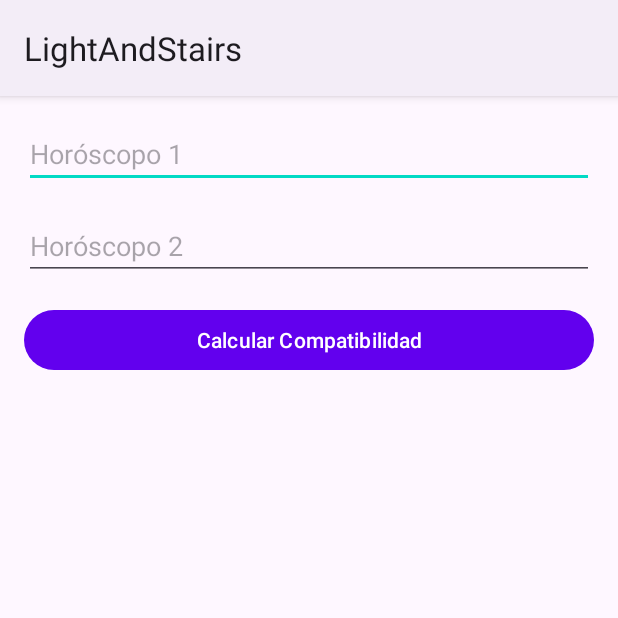
After one commit to RubenNeo/HoroscopoApli, an Android app: the compatibilty screen opened directly, with no data from a screen before it, on a phone screen of 412 x 824 dp, the top half of it. The commit adds this screen. Run offline under Robolectric (Android 15) with nearby library versions, the phone set to English and light mode, and no system bars.

Commit message:
aplicacion al dia, decorar en casa

```diff
--- a/app/src/main/java/com/example/horoscopoapli/activitys/MainActivity.kt
+++ b/app/src/main/java/com/example/horoscopoapli/activitys/MainActivity.kt
@@ -40,6 +40,12 @@ class MainActivity : AppCompatActivity() {
         recyclerView.layoutManager = LinearLayoutManager(this)
     }
 
+    override fun onResume() {
+        super.onResume()
+        adapter.updateData(horoscopeList)
+    }
+
+
     // la creacion del menu de la carpeta res
     override fun onCreateOptionsMenu(menu: Menu): Boolean {
         menuInflater.inflate(R.menu.menu_activity_main, menu)
--- /dev/null
+++ b/app/src/main/java/com/example/horoscopoapli/activitys/compatibilty.kt
@@ -0,0 +1,17 @@
+package com.example.horoscopoapli.activitys
+
+import androidx.appcompat.app.AppCompatActivity
+import android.os.Bundle
+import com.example.horoscopoapli.R
+import com.google.android.material.floatingactionbutton.FloatingActionButton
+
+class compatibilty : AppCompatActivity() {
+
+
+    override fun onCreate(savedInstanceState: Bundle?) {
+        super.onCreate(savedInstanceState)
+        setContentView(R.layout.activity_compatibilty)
+
+
+    }
+}
--- a/app/src/main/java/com/example/horoscopoapli/data/HoroscopeProvider.kt
+++ b/app/src/main/java/com/example/horoscopoapli/data/HoroscopeProvider.kt
@@ -12,7 +12,7 @@ class HoroscopeProvider {
                 R.drawable.aries
             ),
             Horoscope(
-                "Tauro",
+                "Taurus",
                 R.string.horoscope_name_taurus,
                 R.string.horoscope_date_aries,
                 R.drawable.tauro
--- a/app/src/main/java/com/example/horoscopoapli/util/InitSession.kt
+++ b/app/src/main/java/com/example/horoscopoapli/util/InitSession.kt
@@ -7,6 +7,9 @@ import com.example.horoscopoapli.activitys.SecondActivity
 class InitSession (context: Context) {
     companion object {
         const val EXTRA_HOROSCOPE_ID = "FAVORITE_HOROSCOPE"
+    }
+    fun isFavorite(horoscopeId: String) : Boolean {
+        return getFavoriteHoroscope()?.equals(horoscopeId) ?: false
     }
 
 
--- /dev/null
+++ b/app/src/main/res/layout/activity_compatibilty.xml
@@ -0,0 +1,28 @@
+<?xml version="1.0" encoding="utf-8"?>
+<LinearLayout xmlns:android="http://schemas.android.com/apk/res/android"
+    android:layout_width="match_parent"
+    android:layout_height="match_parent"
+    android:orientation="vertical"
+    android:padding="16dp">
+
+    <EditText
+        android:id="@+id/editTextHoroscopo1"
+        android:layout_width="match_parent"
+        android:layout_height="wrap_content"
+        android:hint="Horóscopo 1"
+        android:layout_marginBottom="16dp"/>
+
+    <EditText
+        android:id="@+id/editTextHoroscopo2"
+        android:layout_width="match_parent"
+        android:layout_height="wrap_content"
+        android:hint="Horóscopo 2"
+        android:layout_marginBottom="16dp"/>
+
+    <Button
+        android:id="@+id/btnCalcularCompatibilidad"
+        android:layout_width="match_parent"
+        android:layout_height="wrap_content"
+        android:text="Calcular Compatibilidad"/>
+
+</LinearLayout>
```
Also changed, not shown: app/src/main/AndroidManifest.xml (+14 -3 lines), app/src/main/java/com/example/horoscopoapli/activitys/SecondActivity.kt (+61 -3 lines), app/src/main/java/com/example/horoscopoapli/adapter/HoroscopeAdapter.kt (+13 -0 lines), app/src/main/res/layout/activity_second.xml (+13 -10 lines), app/src/main/res/layout/layouthoroscopes.xml (+13 -8 lines), app/src/main/res/values/strings.xml (+19 -4 lines).
